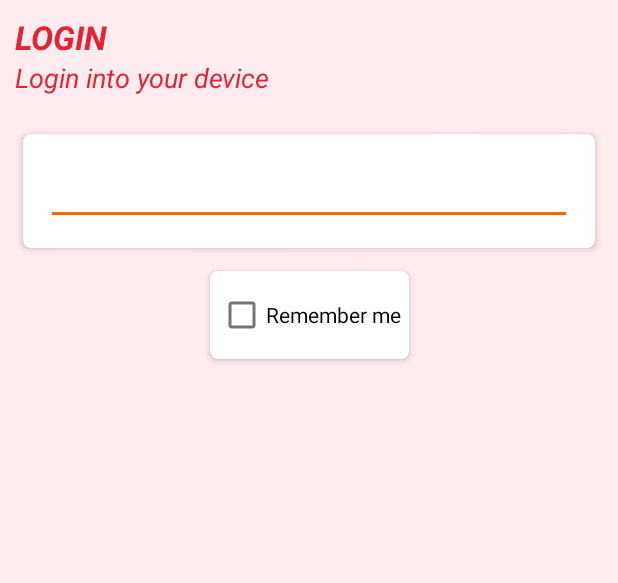
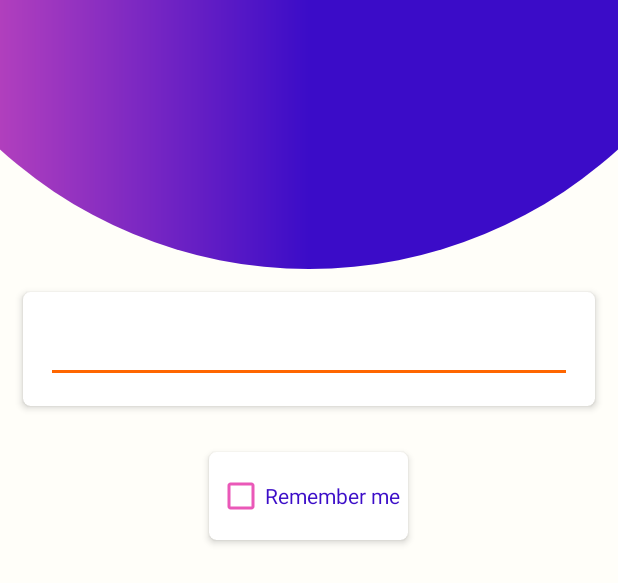
Before and after one commit to postbox-18/Women_Safety_Management, an Android app: the layout activity_login.xml on its own in the app's theme, with its tools: preview values and no code run, on a phone screen of 412 x 824 dp. Shown: the top 583 px of the screen. Run offline under Robolectric (Android 15) with nearby library versions, the phone set to English and light mode, and no system bars; plain views replace PinEntryEditText.

Commit message:
updating UI Login

```diff
--- a/app/src/main/res/layout/activity_login.xml
+++ b/app/src/main/res/layout/activity_login.xml
@@ -1,49 +1,78 @@
 <?xml version="1.0" encoding="utf-8"?>
-<androidx.constraintlayout.widget.ConstraintLayout xmlns:android="http://schemas.android.com/apk/res/android"
+<LinearLayout xmlns:android="http://schemas.android.com/apk/res/android"
     xmlns:app="http://schemas.android.com/apk/res-auto"
     xmlns:tools="http://schemas.android.com/tools"
     android:layout_width="match_parent"
+    android:orientation="vertical"
     android:layout_height="match_parent"
-    android:background="@color/light_red_pink"
     tools:context=".Login_Register.LoginActivity">
+<androidx.constraintlayout.widget.ConstraintLayout
+    android:layout_width="match_parent"
+    android:layout_height="match_parent">
     <androidx.constraintlayout.widget.ConstraintLayout
         android:id="@+id/head"
-        android:layout_width="match_parent"
+        android:layout_width="0dp"
+        android:layout_height="0dp"
+        android:background="@drawable/signin_background"
+        android:padding="10dp"
         app:layout_constraintBottom_toTopOf="@id/name_ct"
+        app:layout_constraintEnd_toEndOf="parent"
         app:layout_constraintStart_toStartOf="parent"
-        app:layout_constraintEnd_toEndOf="parent"
-        android:padding="10dp"
         app:layout_constraintTop_toTopOf="parent"
-        android:layout_height="wrap_content">
+        app:layout_constraintVertical_weight="0.5">
+
         <TextView
             android:id="@+id/heads"
-            android:layout_width="wrap_content"
+            android:layout_width="0dp"
             android:layout_height="wrap_content"
-            android:text="LOGIN"
+            android:text=""
+            android:textAlignment="textStart"
+            android:textColor="@color/white"
+            android:textSize="22dp"
             android:textStyle="bold|italic"
-            android:textSize="22dp"
-            android:textColor="@color/red_pink"
-            android:textAlignment="textStart"
             app:layout_constraintBottom_toTopOf="@id/about"
-            app:layout_constraintStart_toStartOf="parent"
+            app:layout_constraintStart_toStartOf="@id/left_guide"
+            app:layout_constraintEnd_toEndOf="@id/right_guide"
             app:layout_constraintTop_toTopOf="parent" />
 
         <TextView
             android:id="@+id/about"
-            android:layout_width="match_parent"
+            android:layout_width="0dp"
             android:layout_height="wrap_content"
-            android:text="Login into your device"
+            android:text=""
+            android:textColor="@color/white"
+            android:textSize="18dp"
+            android:textStyle="italic"
+            app:layout_constraintStart_toStartOf="@id/left_guide"
+            app:layout_constraintEnd_toEndOf="@id/right_guide"
             app:layout_constraintBottom_toBottomOf="parent"
-            app:layout_constraintEnd_toEndOf="parent"
-            app:layout_constraintStart_toStartOf="parent"
-            android:textColor="@color/red_pink"
-            android:textStyle="italic"
-            android:textSize="18dp"
             app:layout_constraintTop_toBottomOf="@id/heads" />
+        <androidx.constraintlayout.widget.Guideline
+            android:id="@+id/left_guide"
+            android:layout_width="2dp"
+            android:layout_height="match_parent"
+            android:orientation="vertical"
+            app:layout_constraintGuide_begin="55dp" />
+
+        <androidx.constraintlayout.widget.Guideline
+            android:id="@+id/right_guide"
+            android:layout_width="2dp"
+            android:layout_height="match_parent"
+            android:orientation="vertical"
+            app:layout_constraintGuide_end="55dp" />
     </androidx.constraintlayout.widget.ConstraintLayout>
-
+<LinearLayout
+    android:id="@+id/name_ct"
+    android:layout_width="match_parent"
+    android:layout_height="wrap_content"
+    app:layout_constraintBottom_toTopOf="@id/check_card"
+    app:layout_constraintEnd_toEndOf="parent"
+    app:layout_constraintStart_toStartOf="parent"
+    app:layout_constraintTop_toBottomOf="@id/head"
+    app:layout_constraintVertical_weight="1.5"
+    android:orientation="vertical">
     <androidx.cardview.widget.CardView
-        android:id="@+id/name_ct"
+        android:id="@+id/login_card"
         android:layout_width="match_parent"
         android:layout_height="wrap_content"
         android:layout_margin="15dp"
@@ -52,42 +81,55 @@
         app:cardCornerRadius="5dp"
         app:cardElevation="3dp"
         app:contentPadding="5dp"
-        app:layout_constraintBottom_toTopOf="@id/check_card"
-        app:layout_constraintEnd_toEndOf="parent"
-        app:layout_constraintStart_toStartOf="parent"
-        app:layout_constraintTop_toBottomOf="@id/head">
+     >
 
         <LinearLayout
             android:layout_width="match_parent"
             android:layout_height="wrap_content"
             android:layout_margin="10dp"
             android:orientation="vertical">
+
             <com.alimuzaffar.lib.pin.PinEntryEditText
+                android:id="@+id/login_pin"
                 android:layout_width="match_parent"
                 android:layout_height="wrap_content"
+                android:textColor="@color/purple"
                 android:inputType="number"
-                android:maxLength="4"
-                android:id="@+id/login_pin"
-                />
+                android:maxLength="4" />
         </LinearLayout>
     </androidx.cardview.widget.CardView>
+</LinearLayout>
+    <LinearLayout
+        android:id="@+id/check_card"
+        android:layout_width="match_parent"
+        android:layout_height="0dp"
+        app:layout_constraintBottom_toBottomOf="parent"
+        app:layout_constraintEnd_toEndOf="parent"
+        app:layout_constraintStart_toStartOf="parent"
+        app:layout_constraintTop_toBottomOf="@id/name_ct"
+        app:layout_constraintVertical_weight="1.5"
+        android:orientation="vertical">
     <androidx.cardview.widget.CardView
-        android:id="@+id/check_card"
+        android:id="@+id/checkbox_card"
         android:layout_width="wrap_content"
         android:layout_height="wrap_content"
         android:layout_margin="15dp"
+        android:layout_gravity="center"
         android:layout_marginStart="10dp"
         android:layout_marginEnd="10dp"
         app:cardCornerRadius="5dp"
         app:cardElevation="3dp"
         app:contentPadding="5dp"
-        app:layout_constraintEnd_toEndOf="parent"
-        app:layout_constraintStart_toStartOf="parent"
-        app:layout_constraintTop_toBottomOf="@id/name_ct">
-<CheckBox
-    android:id="@+id/remember_me"
-    android:layout_width="wrap_content"
-    android:text="Remember me"
-    android:layout_height="wrap_content"/>
+      >
+
+        <CheckBox
+            android:id="@+id/remember_me"
+            android:layout_width="wrap_content"
+            android:layout_height="wrap_content"
+            android:textColor="@color/purple"
+            android:buttonTint="@color/dark_pink"
+            android:text="Remember me" />
     </androidx.cardview.widget.CardView>
+    </LinearLayout>
 </androidx.constraintlayout.widget.ConstraintLayout>
+</LinearLayout>
```
Also changed, not shown: app/src/main/java/com/example/wm/Login_Register/LoginActivity.java (+75 -0 lines).
